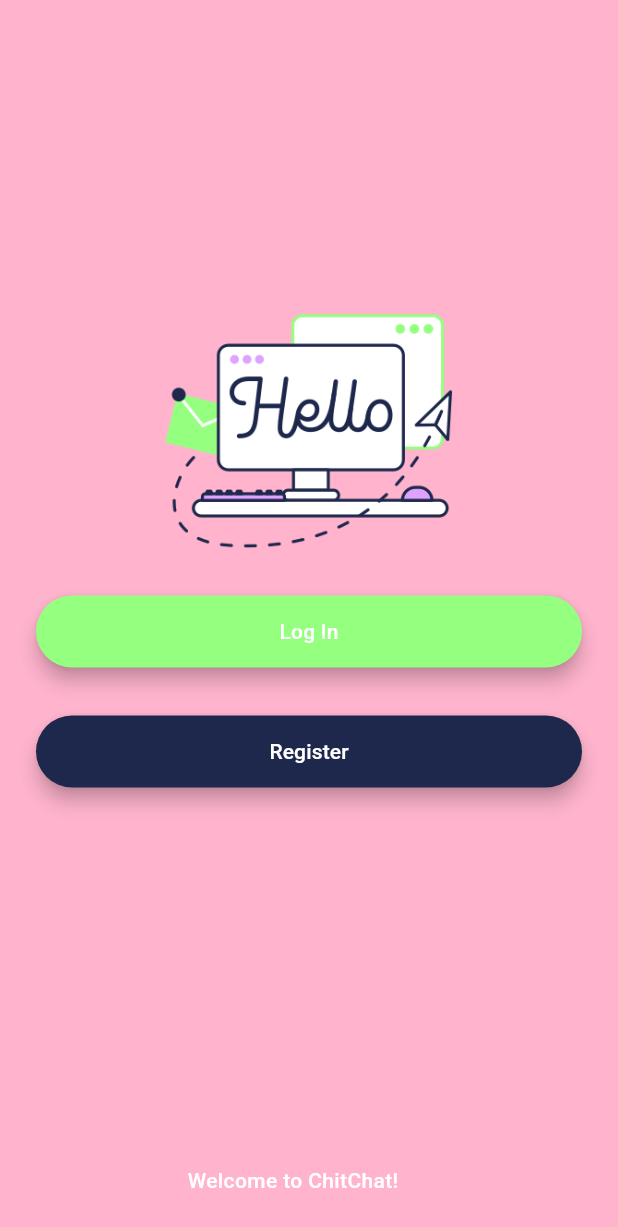
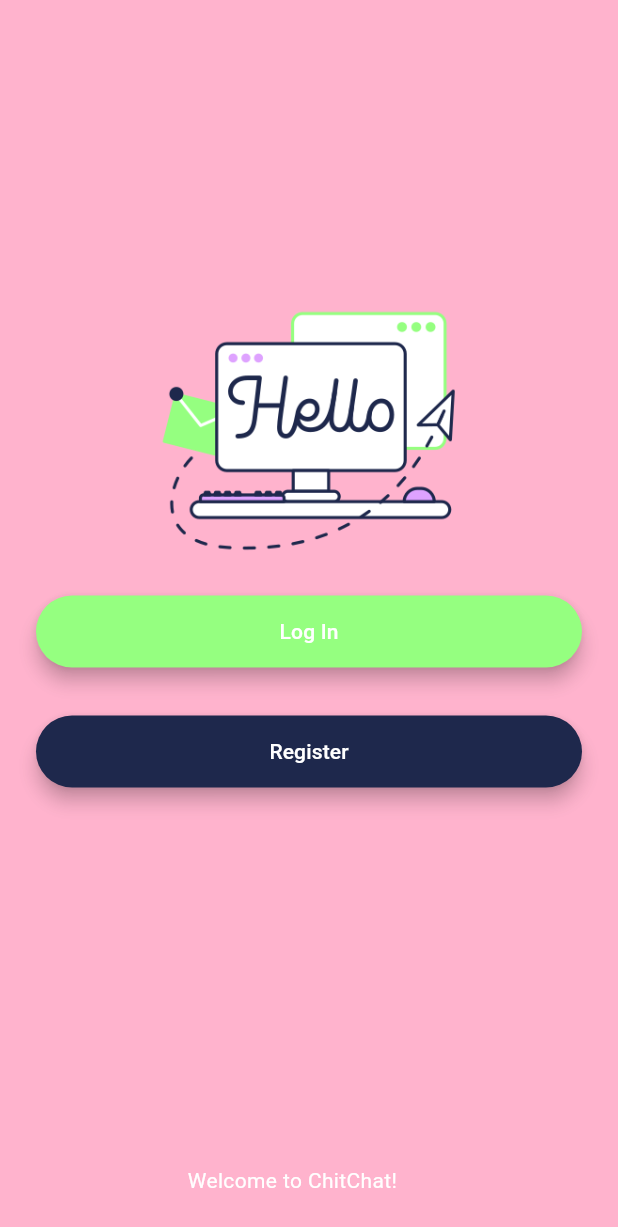
Before and after one commit to Abhishekraina7/chitchat, a Flutter app: the first screen one second after launch, on a phone screen of 412 x 824 dp. Shown: the top 1227 px of the screen. Run offline on Flutter 3.47's test engine with Material 3 defaults, Android fonts, the phone set to English and light mode, and no system bars.

Commit message:
Deployed the curved the animations in my project and looping of animation using a status listeiner.

```diff
--- a/lib/screens/welcome_screen.dart
+++ b/lib/screens/welcome_screen.dart
@@ -1,6 +1,4 @@
-import 'dart:ffi';
 
-import 'package:chitchat/constants.dart';
 import 'package:chitchat/screens/login_screen.dart';
 import 'package:flutter/material.dart';
 import 'package:chitchat/screens/registration_screen.dart';
@@ -16,6 +14,8 @@ class WelcomeScreen extends StatefulWidget {
 class WelcomeScreenState extends State<WelcomeScreen> with SingleTickerProviderStateMixin { //By using this mixin our state object act as the ticker for animation controller
 
   late AnimationController controller;
+  late Animation animation;
+
 
   @override
   void initState() {
@@ -25,12 +25,21 @@ class WelcomeScreenState extends State<WelcomeScreen> with SingleTickerProviderS
     duration: const Duration(seconds: 2)
     );
 
-    controller.forward();
+    animation = CurvedAnimation(parent: controller, curve: Curves.easeOutBack);
+
+      controller.forward(); // This controls the scale of animation, wheather animations goes from higher value to smaller or reverse.
+
+    animation.addStatusListener((status) {print(status);}); // We can use this to loop our animation from forward to reverse loop by checking status and putting coditions on it
     controller.addListener(() {
-      setState(() {      // This is used because for every changed number value of opacity in background color changes
 
-      });print(controller.value);});
+      setState(() {});print(controller.value);}); // This is used because for every changed number value of opacity in background color changes
 
+    @override
+    void deactivate()   // this is used to free resources when the this screen's state is destroyed
+    {
+      controller.dispose();
+      super.dispose();
+    }
   }
   @override
   Widget build(BuildContext context) {
@@ -43,7 +52,7 @@ class WelcomeScreenState extends State<WelcomeScreen> with SingleTickerProviderS
               tag: 'flash',
               child: Container(
                 margin : const EdgeInsets.fromLTRB(0.0, 0.0, 0.0, 250.0),
-                height: 200,
+                height: animation.value * 200,
                 child:  Image.asset('images/welcomescreenback.png'),
               ),
             ),
@@ -78,6 +87,7 @@ class WelcomeScreenState extends State<WelcomeScreen> with SingleTickerProviderS
                   borderRadius: BorderRadius.circular(30.0),
                   child: MaterialButton(
                     onPressed: () {
+
                       Navigator.push(context, MaterialPageRoute(builder: (context) => const LoginScreen()));
                     },
                     minWidth: 200.0,
@@ -113,7 +123,8 @@ class WelcomeScreenState extends State<WelcomeScreen> with SingleTickerProviderS
             children: [
               Container(
                 margin: const EdgeInsets.fromLTRB(125.0, 750.0, 0.0, 0.0),
-                child: const Text('Welcome to ChitChat!', style: TextStyle(fontWeight: FontWeight.w500),),
+                height: animation.value * 20,
+                child: const Text('Welcome to ChitChat!', style: TextStyle(fontWeight: FontWeight.w400),),
               ),
             ],
           ),
```
